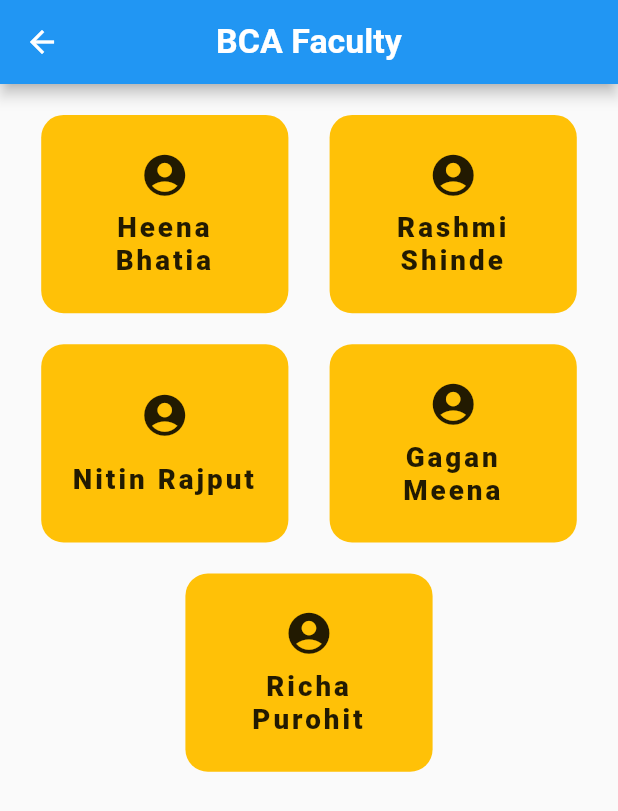
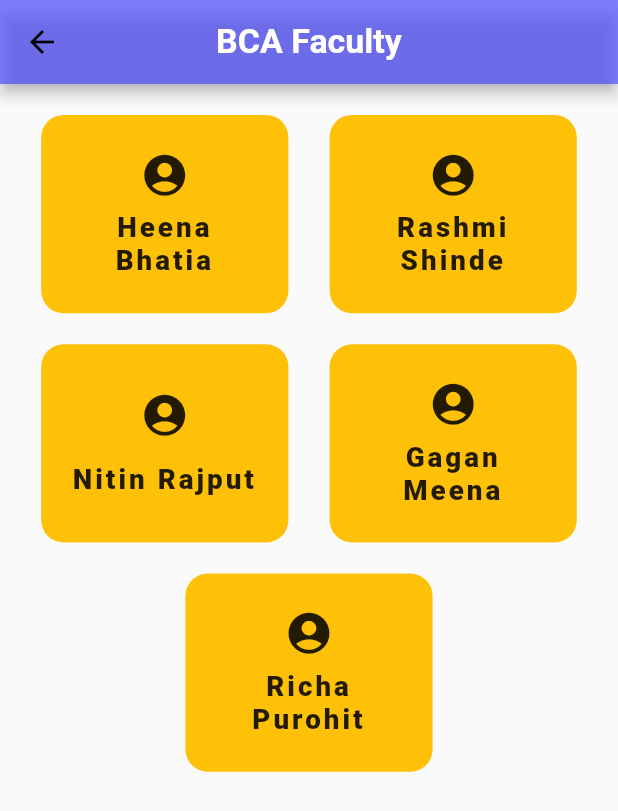
Before and after one commit to nikhilmufc7/Uni-Assist_Flutter, a Flutter app: the screen it shows after launch, in the side drawer, after a tap on "Holiday List", on a phone screen of 412 x 824 dp. Shown: the top 811 px of the screen. Run offline on Flutter 3.47's test engine with Material 2 defaults, Android fonts, the phone set to English and light mode, and no system bars; our stand-ins replace firebase_database, flutter_screenutil, shared_preferences, sqflite; missing offline and left inert: day_night_switch; accounts and stored records are empty.

Commit message:
added dark theme and ready for version 3.0 release

```diff
--- a/lib/main.dart
+++ b/lib/main.dart
@@ -13,17 +13,36 @@ import './screens/events.dart';
 import './screens/about.dart';
 import './screens/bca1/referenceBooks1.dart';
 import './screens/bca2/referenceBooks2.dart';
+import 'package:shared_preferences/shared_preferences.dart';
+import 'util/theme_notifier.dart';
+import 'util/theme.dart';
+import 'package:provider/provider.dart';
+import 'screens/settings_screen.dart';
 
-void main() => runApp(MyApp());
+
+void main() {
+
+    SharedPreferences.getInstance().then((prefs) {
+      var darkModeOn = prefs.getBool('darkMode') ?? true;
+      runApp(
+        ChangeNotifierProvider<ThemeNotifier>(
+          builder: (_) => ThemeNotifier(darkModeOn ? lightTheme : darkTheme),
+          child: MyApp(),
+        ),
+      );
+    });
+
+}
 
 class MyApp extends StatelessWidget {
   // This widget is the root of your application.
   @override
   Widget build(BuildContext context) {
+    final themeNotifier = Provider.of<ThemeNotifier>(context);
     return MaterialApp(
       debugShowCheckedModeBanner: false,
       title: 'DYPIU Assist',
-
+      theme: themeNotifier.getTheme(),
       home: Home(),
       initialRoute: '/',
       routes: {
@@ -39,6 +58,7 @@ class MyApp extends StatelessWidget {
         AboutScreen.routeName: (ctx) => AboutScreen(),
         ReferenceBooks.routeName:(ctx) => ReferenceBooks(),
         ReferenceBooks2.routeName:(ctx) => ReferenceBooks2(),
+        SettingsPage.routeName : (ctx) => SettingsPage(),
 
       },
         onUnknownRoute: (settings) {
```
Also changed, not shown: 1 other file.
